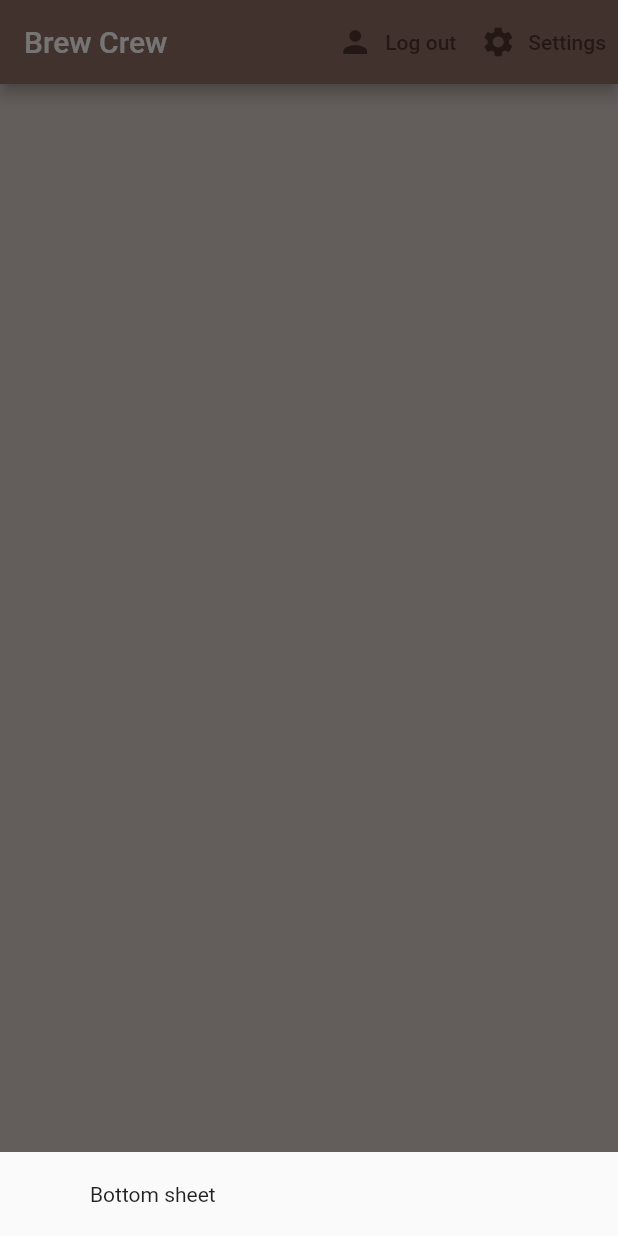
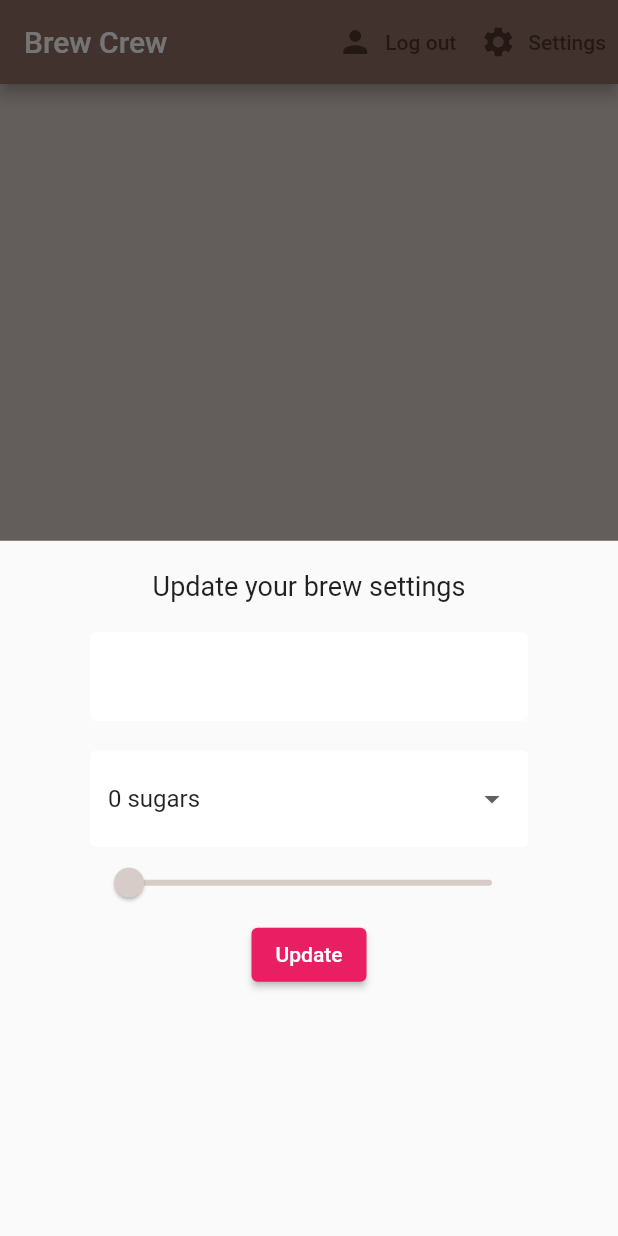
Before and after one commit to eroshunor/brew_crew, a Flutter app: the screen it shows once a user with an empty profile is signed in, after a tap on "Settings", on a phone screen of 412 x 824 dp. Run offline on Flutter 3.47's test engine with Material 2 defaults, Android fonts, the phone set to English and light mode, and no system bars; our stand-ins replace cloud_firestore, firebase_auth, firebase_core, flutter_spinkit; accounts and stored records are empty.

Commit message:
settings page created
settings page created

```diff
--- a/lib/screens/home_page/brew_list.dart
+++ b/lib/screens/home_page/brew_list.dart
@@ -16,9 +16,6 @@ class _BrewListState extends State<BrewList> {
   Widget build(BuildContext context) {
     final brews = Provider.of<List<Brew>>(context);
     brews.forEach((brew) {
-      print(brew.name);
-      print(brew.sugar);
-      print(brew.strength);
     });
     return ListView.builder(
       itemCount: brews.length,
--- a/lib/screens/home_page/home_page.dart
+++ b/lib/screens/home_page/home_page.dart
@@ -1,3 +1,4 @@
+import 'package:brew_crew/screens/home_page/settings_form.dart';
 import 'package:brew_crew/services/database_service.dart';
 import 'package:flutter/material.dart';
 import 'package:provider/provider.dart';
@@ -18,7 +19,7 @@ class HomePage extends StatelessWidget {
       showModalBottomSheet(context: context, builder: (context){
         return Container(
           padding: EdgeInsets.symmetric(vertical: 20, horizontal: 60),
-          child: Text('Bottom sheet'),
+          child: SettingsForm(),
         );
       });
     }
--- /dev/null
+++ b/lib/screens/home_page/settings_form.dart
@@ -0,0 +1,75 @@
+import 'package:brew_crew/shared/constants.dart';
+import 'package:flutter/material.dart';
+
+class SettingsForm extends StatefulWidget {
+  const SettingsForm({Key? key}) : super(key: key);
+
+  @override
+  State<SettingsForm> createState() => _SettingsFormState();
+}
+
+class _SettingsFormState extends State<SettingsForm> {
+
+  final _formKey = GlobalKey<FormState>();
+  final List<String> sugar = ['0', '1', '2', '3', '4'];
+
+  late String? _currentName;
+  String? _currentSugar = '0';
+  int? _currentStrength = 100;
+
+
+  @override
+  Widget build(BuildContext context) {
+    return Form(
+      key: _formKey,
+      child: Column(
+        children: [
+          const Text('Update your brew settings', style: TextStyle(fontSize: 18)),
+          const SizedBox(height: 20),
+          TextFormField(
+            decoration: textInputDecoration,
+            validator: (value) => value!.isEmpty ? 'Please enter a name' : null,
+            onChanged: (value) => setState(() => _currentName = value),
+          ),
+          const SizedBox(height: 20),
+
+          //dropdown
+          DropdownButtonFormField(
+            decoration: textInputDecoration,
+            value: _currentSugar ?? '0',
+            items: sugar.map((sugar) {
+              return DropdownMenuItem(
+                value: sugar,
+                child: Text('$sugar sugars'),
+              );
+            }).toList(),
+            onChanged: (value) => setState(() => _currentSugar = value.toString()),
+          ),
+
+          //slider
+          Slider(
+            activeColor: Colors.brown[_currentStrength ?? 100],
+            inactiveColor: Colors.brown[_currentStrength ?? 100],
+            min: 100,
+            max: 900,
+            divisions: 8,
+            value: (_currentStrength ?? 100).toDouble(),
+            onChanged: (value) => setState(() => _currentStrength = value.round()),
+          ),
+
+          ElevatedButton(
+            style: ButtonStyle(
+              backgroundColor: MaterialStateProperty.all<Color>(Colors.pink),
+            ),
+            onPressed: () async {
+              print(_currentName);
+              print(_currentSugar);
+              print(_currentStrength);
+            },
+            child: const Text('Update', style: TextStyle(color: Colors.white)),
+          )
+        ],
+      ),
+    );
+  }
+}
```
